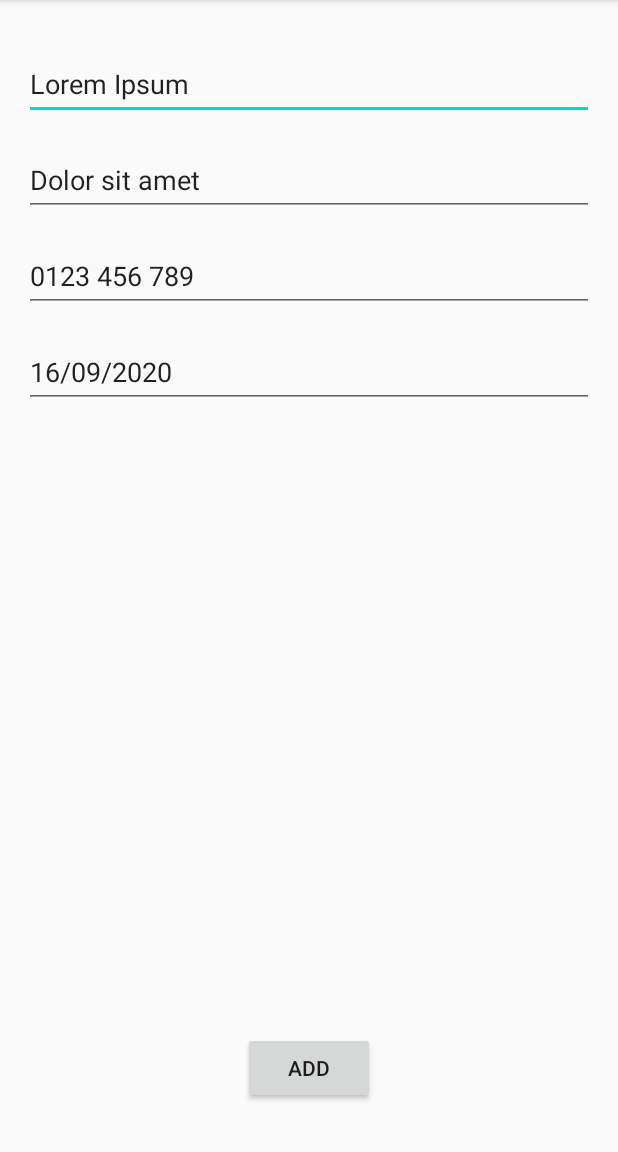
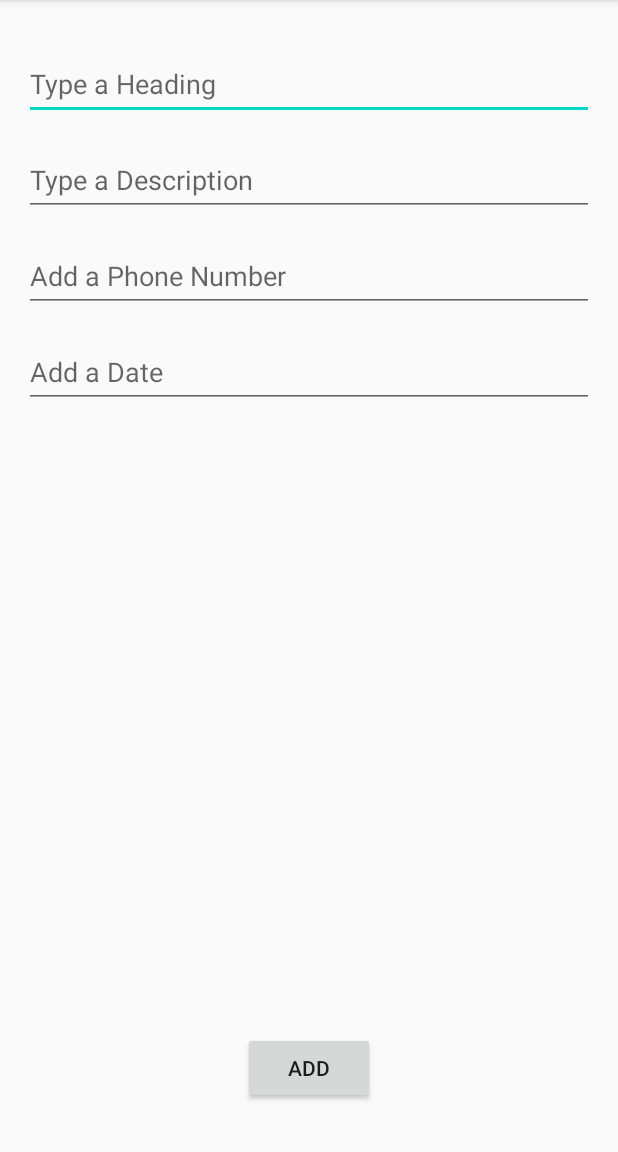
Before and after one commit to peter-hinch/ictprg532-assessment-task2-client, an Android app: the AddActivity screen opened directly, with no data from a screen before it, on a phone screen of 412 x 824 dp, the part 84-1236 px from its top. Run offline under Robolectric (Android 15) with nearby library versions, the phone set to English and light mode, and no system bars.

Commit message:
Remove text in editText fields.

```diff
--- a/app/src/main/res/layout/activity_add.xml
+++ b/app/src/main/res/layout/activity_add.xml
@@ -18,7 +18,6 @@
         android:hint="@string/detail_editText_hint_heading"
         android:inputType="textPersonName"
         android:minHeight="48dp"
-        android:text="@string/detail_editText_heading"
         app:layout_constraintEnd_toEndOf="parent"
         app:layout_constraintStart_toStartOf="parent"
         app:layout_constraintTop_toTopOf="parent" />
@@ -35,7 +34,6 @@
         android:hint="@string/detail_editText_hint_description"
         android:inputType="textPersonName"
         android:minHeight="48dp"
-        android:text="@string/detail_editText_description"
         app:layout_constraintEnd_toEndOf="parent"
         app:layout_constraintStart_toStartOf="parent"
         app:layout_constraintTop_toBottomOf="@+id/add_editText_heading" />
@@ -52,7 +50,6 @@
         android:hint="@string/detail_editText_hint_phone"
         android:inputType="phone"
         android:minHeight="48dp"
-        android:text="@string/detail_editText_phone"
         app:layout_constraintEnd_toEndOf="parent"
         app:layout_constraintHorizontal_bias="0.497"
         app:layout_constraintStart_toStartOf="parent"
@@ -70,7 +67,6 @@
         android:hint="@string/detail_editText_hint_date"
         android:inputType="date"
         android:minHeight="48dp"
-        android:text="@string/detail_editText_date"
         app:layout_constraintEnd_toEndOf="parent"
         app:layout_constraintStart_toStartOf="parent"
         app:layout_constraintTop_toBottomOf="@+id/add_editText_phone" />
```
